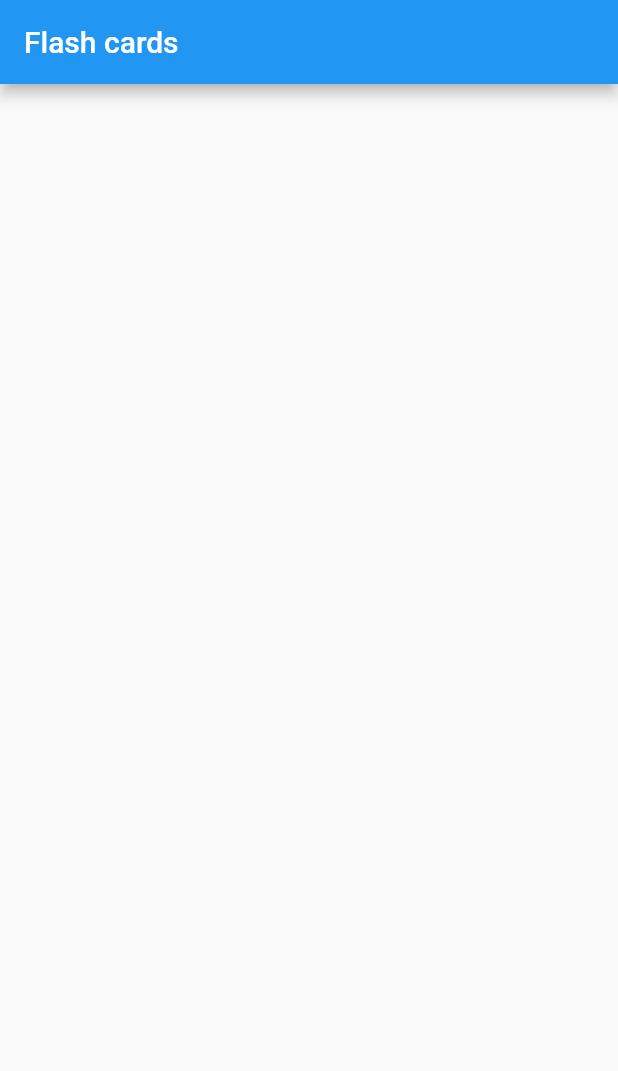
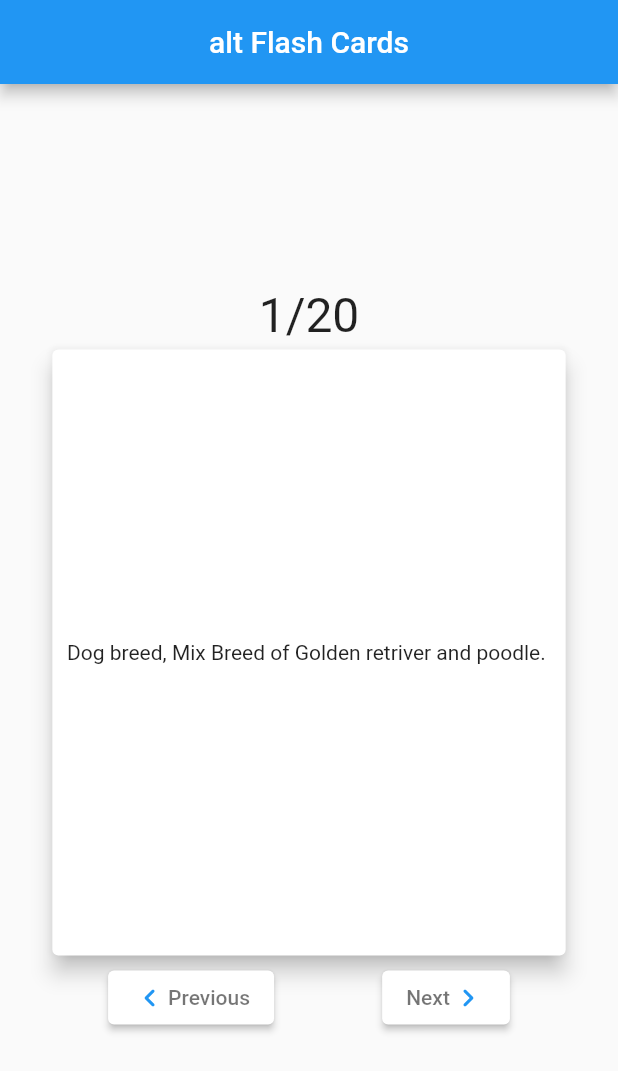
Before and after one commit to koirpraw/simpleFlashCards_firestore, a Flutter app: the screen it shows after launch, on a phone screen of 412 x 824 dp. Shown: the top 1071 px of the screen. Run offline on Flutter 3.47's test engine with Material 2 defaults, Android fonts, the phone set to English and light mode, and no system bars; drawn by our look-alikes of flip_card; our stand-ins replace cloud_firestore, firebase_core; accounts and stored records are empty.

Commit message:
Alt screen for flash card. flip card feature added. ststic texts

```diff
--- /dev/null
+++ b/lib/altflashcardscreen.dart
@@ -0,0 +1,113 @@
+import 'package:cloud_firestore/cloud_firestore.dart';
+import 'package:flutter/material.dart';
+import 'package:flip_card/flip_card.dart';
+
+final FirebaseFirestore firestore = FirebaseFirestore.instance;
+
+class AltFlashCardScreen extends StatefulWidget {
+  const AltFlashCardScreen({Key? key}) : super(key: key);
+
+  @override
+  State<AltFlashCardScreen> createState() => _AltFlashCardScreenState();
+}
+
+class _AltFlashCardScreenState extends State<AltFlashCardScreen> {
+  @override
+  Widget build(BuildContext context) {
+    return MaterialApp(
+      home: Scaffold(
+        appBar: AppBar(
+          title: const Text("alt Flash Cards"),
+          centerTitle: true,
+        ),
+        body: Center(
+          child: Column(
+            mainAxisAlignment: MainAxisAlignment.center,
+            children: [
+              Row(
+                mainAxisAlignment: MainAxisAlignment.center,
+                children: [
+                  Text("1/20", style: TextStyle(fontSize: 32),)
+                ],
+              ),
+              SizedBox(
+                height: MediaQuery.of(context).size.height * 0.5,
+                width: MediaQuery.of(context).size.width * 0.85,
+                child: FlipCard(
+                  front: Card(
+                    elevation: 6,
+                    child: Center(
+                      child: Row(
+                        mainAxisAlignment: MainAxisAlignment.center,
+                        children: const [
+                          Text(
+                            "Dog breed, Mix Breed of Golden retriver and poodle. ",
+                            overflow: TextOverflow.ellipsis,
+                          ),
+                        ],
+                      ),
+                    ),
+                  ),
+                  back: Card(
+                      elevation: 4,
+                      child: Center(
+                        child: Row(
+                          mainAxisAlignment: MainAxisAlignment.center,
+                          children: const [
+                            Text(
+                              "Golden Doodle",
+                              overflow: TextOverflow.ellipsis,
+                            )
+                          ],
+                        ),
+                      )),
+                ),
+              ),
+              Row(
+                mainAxisAlignment: MainAxisAlignment.spaceEvenly,
+                children: [
+                  ElevatedButton(
+                      style: ButtonStyle(
+                          backgroundColor:
+                              MaterialStateProperty.all(Colors.white)),
+                      onPressed: () {},
+                      child: Row(
+                        mainAxisAlignment: MainAxisAlignment.spaceEvenly,
+                        children: const [
+                          Icon(
+                            Icons.chevron_left_rounded,
+                            color: Colors.blue,
+                          ),
+                          Text(
+                            "Previous",
+                            style: TextStyle(color: Colors.black54),
+                          )
+                        ],
+                      )),
+                  ElevatedButton(
+                      style: ButtonStyle(
+                          backgroundColor:
+                              MaterialStateProperty.all(Colors.white)),
+                      onPressed: () {},
+                      child: Row(
+                        mainAxisAlignment: MainAxisAlignment.spaceEvenly,
+                        children: const [
+                          Text(
+                            "Next",
+                            style: TextStyle(color: Colors.black54),
+                          ),
+                          Icon(
+                            Icons.chevron_right_rounded,
+                            color: Colors.blue,
+                          ),
+                        ],
+                      )),
+                ],
+              )
+            ],
+          ),
+        ),
+      ),
+    );
+  }
+}
--- a/lib/flashcardsscreen.dart
+++ b/lib/flashcardsscreen.dart
@@ -74,9 +74,12 @@ class NotesStream extends StatelessWidget {
                 title: contentTitle, description: contentDescription);
             flashcardcontainers.add(flashcardcontainer);
           }
-          return ListView(
-            reverse: false,
-            children: flashcardcontainers,
+          return Center(
+            child: ListView(
+
+              reverse: false,
+              children: flashcardcontainers,
+            ),
           );
         });
   }
@@ -99,20 +102,12 @@ class _FlashCardContainerState extends State<FlashCardContainer> {
   @override
   Widget build(BuildContext context) {
     return Padding(
-      padding: const EdgeInsets.all(12.0),
-      child: Material(
-        color: Colors.transparent,
-        elevation: 6,
-        shape: RoundedRectangleBorder(
-          borderRadius: BorderRadius.circular(16),
-        ),
-        child: Container(
-          width: MediaQuery.of(context).size.width * 0.8,
-          height: MediaQuery.of(context).size.height*0.25,
-          decoration: BoxDecoration(
-            color: Color(0xFFEEEEEE),
-            borderRadius: BorderRadius.circular(12),
-          ),
+      padding: const EdgeInsets.all(16.0),
+      child: SizedBox(
+        height: 250,
+        width: 250,
+        child: Card(
+          elevation: 4,
           child: Padding(
             padding: const EdgeInsets.fromLTRB(16, 16, 16, 16),
             child: Column(
--- a/lib/homepage.dart
+++ b/lib/homepage.dart
@@ -1,6 +1,7 @@
 
 import 'package:flutter/cupertino.dart';
 import 'package:flutter/material.dart';
+import 'package:quizard/altflashcardscreen.dart';
 import 'package:quizard/categoryScreen.dart';
 import 'package:quizard/flashcardsscreen.dart';
 
@@ -18,7 +19,8 @@ class _MyHomePageState extends State<MyHomePage> {
   @override
   Widget build(BuildContext context) {
     return MaterialApp(
-      home: CategoryScreen(),
+      home: AltFlashCardScreen(),
+      // CategoryScreen(),
     );
   }
 }
```
Also changed, not shown: 1 other file.
